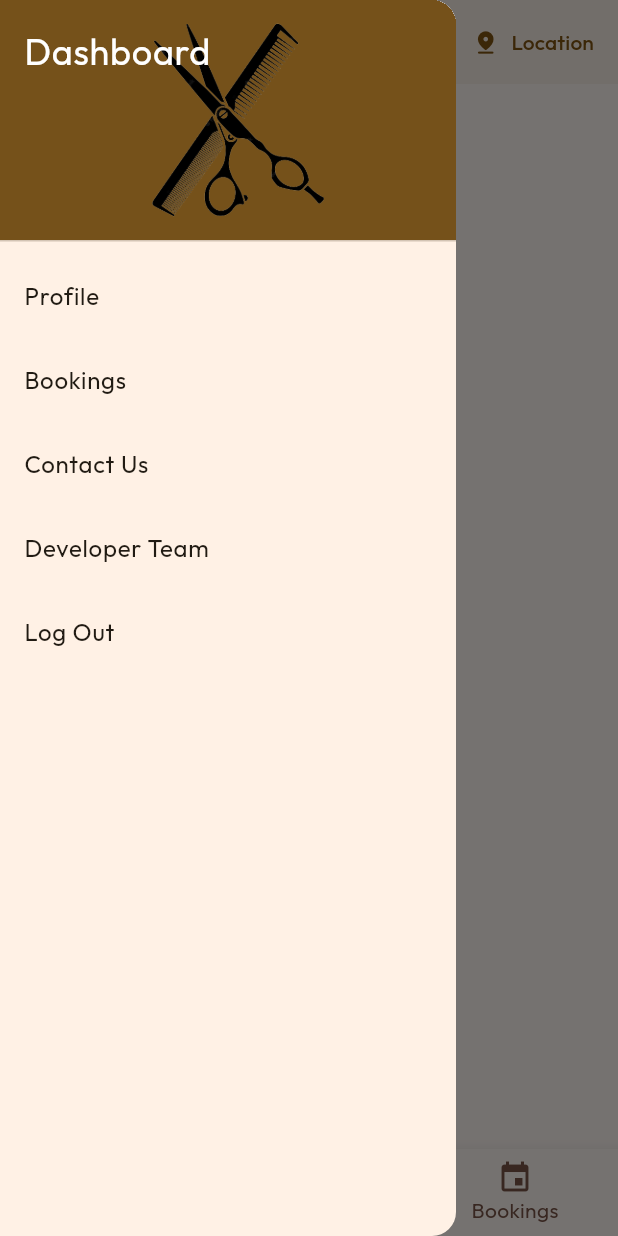
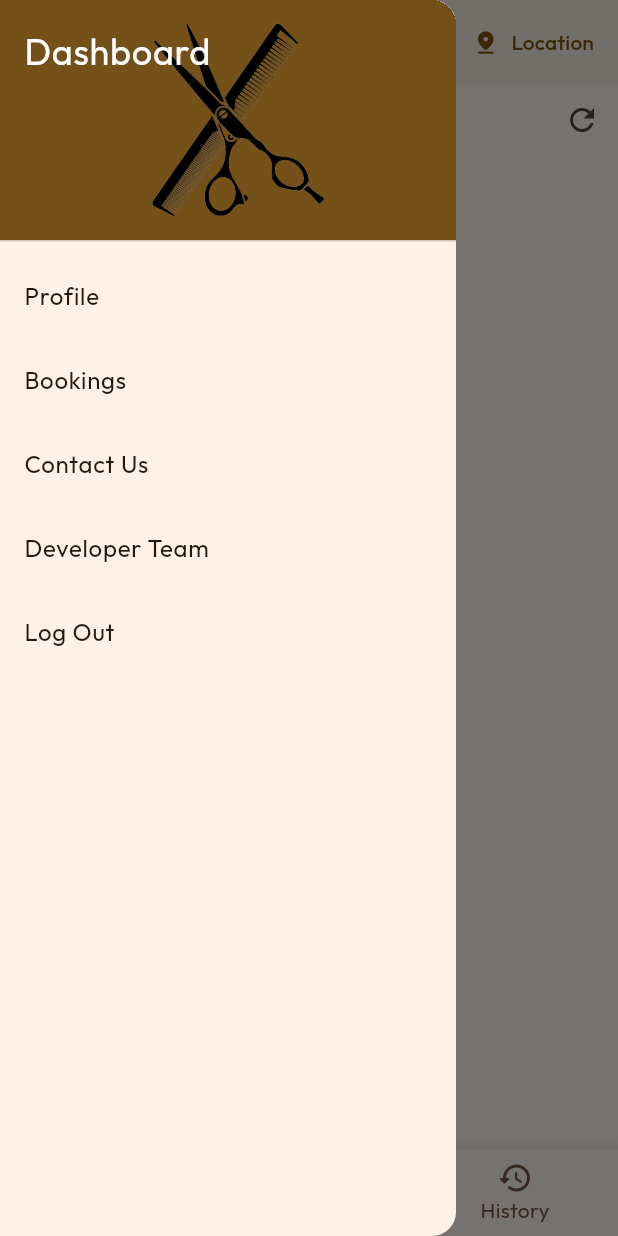
Before and after one commit to mayur-shastri/clipNGoApp, a Flutter app: the Dashboard screen opened directly, item 4 of the bottom bar chosen, with the side drawer open, on a phone screen of 412 x 824 dp. Run offline on Flutter 3.47's test engine with Material 2 defaults, Android fonts, the phone set to English and light mode, and no system bars; our stand-ins replace carousel_slider, cloud_firestore, firebase_auth, firebase_core, flutter_otp_text_field, flutter_riverpod and 6 more; accounts and stored records are empty.

Commit message:
booking history almost done

```diff
--- a/lib/providers/mobile_no_provider.dart
+++ b/lib/providers/mobile_no_provider.dart
@@ -1,3 +1,3 @@
 import 'package:flutter_riverpod/flutter_riverpod.dart';
 
-final mobileNoProvider = StateProvider((ref) => '');
+final mobileNoProvider = StateProvider((ref) => '+911234567890');
--- a/lib/screen/dashboard.dart
+++ b/lib/screen/dashboard.dart
@@ -165,9 +165,7 @@ class _DashboardState extends ConsumerState<Dashboard> {
             )
           : (_currentIndex == 1
               ? const MyFavourites()
-              : (_currentIndex == 2
-                  ? const ProfileScreen()
-                  : const MyBookings())),
+              : (_currentIndex == 2 ? const ProfileScreen() : MyBookings())),
     );
   }
 }
--- a/lib/screen/main_screens/bookings.dart
+++ b/lib/screen/main_screens/bookings.dart
@@ -1,14 +1,74 @@
+import 'package:cloud_firestore/cloud_firestore.dart';
 import 'package:flutter/material.dart';
+import 'package:flutter_riverpod/flutter_riverpod.dart';
+import 'package:salon_app/providers/mobile_no_provider.dart';
+import 'package:salon_app/widgets/user%20related/booking_history_card.dart';
 
-class MyBookings extends StatelessWidget {
+class MyBookings extends ConsumerStatefulWidget {
   const MyBookings({super.key});
 
   @override
+  _MyBookingsState createState() => _MyBookingsState();
+}
+
+class _MyBookingsState extends ConsumerState<MyBookings> {
+  dynamic bookingData;
+
+  void refresh() {
+    FirebaseFirestore.instance
+        .collection('users')
+        .doc(ref.read(mobileNoProvider))
+        .get()
+        .then((value) {
+      setState(() {
+        bookingData = value.data()!['pastBookings'];
+        print(bookingData);
+      });
+    });
+  }
+
+  @override
+  void initState() {
+    refresh();
+    super.initState();
+  }
+
+  @override
   Widget build(BuildContext context) {
-    return ListView(
-      children: const [
-        Text('This is bookings page'),
-      ],
+    return SizedBox(
+      child: Column(
+        children: [
+          Align(
+            alignment: Alignment.centerRight,
+            child: IconButton(
+              onPressed: refresh,
+              icon: const Icon(Icons.refresh),
+            ),
+          ),
+          bookingData == null
+              ? const SizedBox(
+                  height: 500,
+                  child: Center(
+                    child: CircularProgressIndicator(),
+                  ),
+                )
+              : bookingData.isEmpty
+                  ? const SizedBox(
+                      height: 500,
+                      child: Center(
+                        child: Text('No bookings to show'),
+                      ),
+                    )
+                  : Expanded(
+                      child: ListView.builder(
+                        itemCount: bookingData.length,
+                        itemBuilder: (ctx, index) => BookingHistoryCard(
+                          bookingData: bookingData[index],
+                        ),
+                      ),
+                    ),
+        ],
+      ),
     );
   }
 }
--- a/lib/widgets/dashboard items/bottom_navigation_bar.dart
+++ b/lib/widgets/dashboard items/bottom_navigation_bar.dart
@@ -26,7 +26,8 @@ class _MyBottomNavigationBarState extends State<MyBottomNavigationBar> {
         BottomNavigationBarItem(
             icon: Icon(Icons.favorite), label: 'Favourites'),
         BottomNavigationBarItem(icon: Icon(Icons.person), label: 'Profile'),
-        BottomNavigationBarItem(icon: Icon(Icons.event), label: 'Bookings')
+        BottomNavigationBarItem(
+            icon: Icon(Icons.history_rounded), label: 'History')
       ],
       currentIndex: _selectedIndex,
       selectedItemColor: Colors.brown,
--- a/pubspec.yaml
+++ b/pubspec.yaml
@@ -47,7 +47,7 @@ dependencies:
   flutter_otp_text_field: ^1.1.1
   url_launcher: ^6.1.12
   image_picker: ^1.0.2
-
+  intl: ^0.18.1
 dev_dependencies:
   flutter_test:
     sdk: flutter
```
Also changed, not shown: lib/widgets/user related/booking_history_card.dart (added, +54 -0 lines), pubspec.lock.
